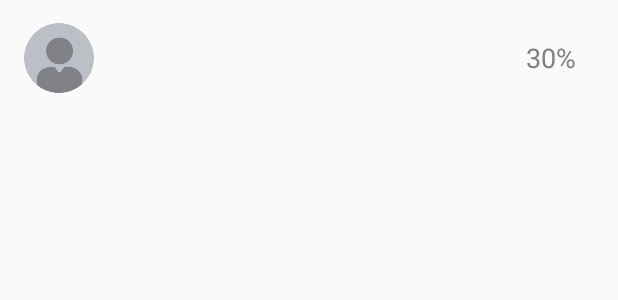
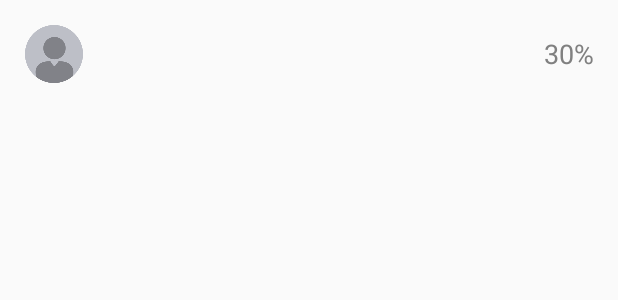
Before and after one commit to yjj781265/IceBr8k, an Android app: the layout recycler_item.xml on its own in the app's theme, with its tools: preview values and no code run, on a phone screen of 412 x 824 dp. Shown: the top 300 px of the screen. Run offline under Robolectric (Android 15) with nearby library versions, the phone set to English and light mode, and no system bars.

Commit message:
ui update

```diff
--- a/app/src/main/java/app/jayang/icebr8k/Fragments/UserMessageDialog_Frag.java
+++ b/app/src/main/java/app/jayang/icebr8k/Fragments/UserMessageDialog_Frag.java
@@ -65,7 +65,6 @@ public class UserMessageDialog_Frag extends Fragment {
         loadingGif = fragView.findViewById(R.id.messageDialog_loading);
 
         mRecyclerView =fragView.findViewById(R.id.messageDialog_list);
-        OneSignal.clearOneSignalNotifications();
         mComparator = new Comparator<UserMessageDialog>() {
             @Override
             public int compare(UserMessageDialog dialog, UserMessageDialog t1) {
@@ -104,6 +103,8 @@ public class UserMessageDialog_Frag extends Fragment {
         loadDialogs();
         return fragView;
     }
+
+
 
     public void showLog(String str){
         Log.d(TAG,str);
--- a/app/src/main/java/app/jayang/icebr8k/Fragments/Userstab_Fragment.java
+++ b/app/src/main/java/app/jayang/icebr8k/Fragments/Userstab_Fragment.java
@@ -194,6 +194,11 @@ public class Userstab_Fragment extends Fragment  {
                                     sortByScore=false;
                                     Collections.sort(mUserDialogArrayList,ONLINESTATS);
                                     mAdapter.notifyDataSetChanged();
+                                }
+
+                                if (id == R.id.order_by){
+
+                                  return false;
                                 }
                                 return true;
 
--- a/app/src/main/java/app/jayang/icebr8k/Utility/MyDateFormatter.java
+++ b/app/src/main/java/app/jayang/icebr8k/Utility/MyDateFormatter.java
@@ -139,7 +139,7 @@ public class MyDateFormatter {
                 }
                 string = "Last seen "+hours+" hr ago";
             }else if(minutes >=1440 && minutes <525600) {
-                days = TimeUnit.MINUTES.toHours(minutes);
+                days = TimeUnit.MINUTES.toDays(minutes);
                 if (days == 0) {
                     days = 1;
                 }
@@ -179,7 +179,7 @@ public class MyDateFormatter {
                 }
                 string = hours+" hr";
             }else if(minutes >=1440 && minutes <525600) {
-                days = TimeUnit.MINUTES.toHours(minutes);
+                days = TimeUnit.MINUTES.toDays(minutes);
                 if (days == 0) {
                     days = 1;
                 }
--- a/app/src/main/res/drawable/camera_selector.xml
+++ b/app/src/main/res/drawable/camera_selector.xml
@@ -1,5 +1,5 @@
 <?xml version="1.0" encoding="utf-8"?>
 <selector xmlns:android="http://schemas.android.com/apk/res/android">
-    <item android:drawable="@drawable/default_avatar_selected" android:state_pressed="true"/>
-    <item android:drawable="@drawable/default_avatar"/> <!-- default -->
+    <item android:drawable="@drawable/default_avatar3" android:state_pressed="true"/>
+    <item android:drawable="@drawable/default_avatar3"/> <!-- default -->
 </selector>
--- a/app/src/main/res/drawable/splashscreen.xml
+++ b/app/src/main/res/drawable/splashscreen.xml
@@ -9,7 +9,7 @@
         android:right="20dp">
         <bitmap
             android:gravity="center"
-            android:src="@drawable/icebr8k_logo_beta"/>
+            android:src="@drawable/icebr8k_logo"/>
     </item>
 
 
--- a/app/src/main/res/layout/custom_marker.xml
+++ b/app/src/main/res/layout/custom_marker.xml
@@ -19,7 +19,7 @@
         android:src="@drawable/map_marker"/>
 
     <ImageView
-        android:src="@drawable/default_avatar"
+        android:src="@drawable/default_avatar3"
         android:id="@+id/marker_image"
         android:layout_width="26dp"
         android:layout_height="26dp"
--- a/app/src/main/res/layout/recycler_item.xml
+++ b/app/src/main/res/layout/recycler_item.xml
@@ -5,11 +5,10 @@
               android:orientation="horizontal"
               android:layout_width="match_parent"
               android:animateLayoutChanges="true"
-    android:layout_height="wrap_content"
+    android:layout_height="72dp"
     android:theme="@style/AppTheme"
     android:gravity="start"
-    android:padding="9dp"
-    android:layout_marginTop="5dp"
+    android:padding="16dp"
     android:background="?attr/selectableItemBackground"
     android:clickable="true"
     >
@@ -17,10 +16,9 @@
 
 
         <ImageView
-            android:layout_width="48dp"
-            android:layout_height="48dp"
+            android:layout_width="40dp"
+            android:layout_height="40dp"
             android:id="@+id/imageview_id"
-            android:layout_marginLeft="6dp"
             android:src="@drawable/default_avatar3"
             android:layout_centerVertical="true"
 
@@ -39,9 +37,8 @@
 
 
     <LinearLayout
-        android:layout_weight="4"
-        android:layout_marginLeft="10dp"
-        android:layout_marginRight="5dp"
+        android:layout_weight="12"
+        android:layout_marginStart="16dp"
         android:orientation="vertical"
         android:layout_gravity="center_vertical"
         android:layout_width="0dp"
@@ -74,19 +71,17 @@
     </LinearLayout>
          <LinearLayout
 
-             android:padding="3dp"
-
-             android:layout_marginRight="15dp"
-             android:gravity="center_vertical|end"
+             android:layout_marginStart="16dp"
+             android:gravity="end|center"
              android:orientation="vertical"
-             android:layout_weight="1"
+             android:layout_gravity="end"
+             android:layout_weight="2"
              android:layout_width="0dp"
              android:layout_height="match_parent">
         <TextView
-            android:layout_weight="1"
             android:layout_width="wrap_content"
-            android:layout_height="0dp"
-            android:gravity="center_vertical|end"
+            android:layout_height="wrap_content"
+            android:gravity="bottom|end"
             android:id="@+id/score"
             android:textColor="@android:color/tab_indicator_text"
             android:text="30%"
@@ -95,17 +90,15 @@
           />
 
              <TextView
-                 android:layout_weight="1"
                  android:layout_width="wrap_content"
-                 android:layout_marginTop="5dp"
-                 android:layout_height="0dp"
+                 android:layout_height="wrap_content"
                  android:id="@+id/lastseen"
                  android:textColor="@android:color/tab_indicator_text"
                  android:layout_gravity="center_vertical|end"
                  android:visibility="gone"
                  android:text="2 min"
-                 android:gravity="center_vertical|end"
-                 android:textSize="14sp"
+                 android:gravity="bottom|end"
+                 android:textSize="13sp"
                  />
 
 
--- a/app/src/main/res/menu/sort_menu.xml
+++ b/app/src/main/res/menu/sort_menu.xml
@@ -6,7 +6,9 @@
     <item
         android:title ="Order By..."
         android:orderInCategory="100"
-        android:id="@+id/title"
+        android:id="@+id/order_by"
+        android:enabled="false"
+        android:checkable="false"
         app:showAsAction="ifRoom|withText"
         />
 
```
Also changed, not shown: app/src/main/res/layout/usermessagedialog.xml (+9 -9 lines), app/src/main/res/drawable/default_avatar.png (deleted), app/src/main/res/drawable/default_avatar2.jpg (deleted), 1 other file.
